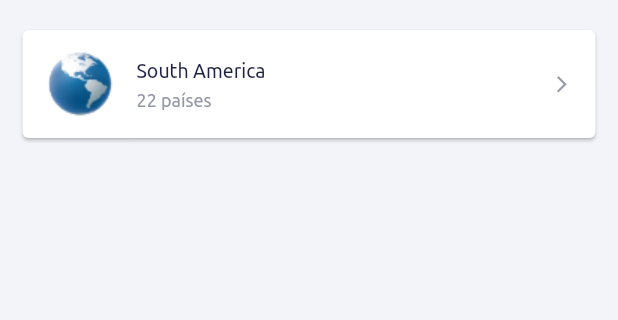
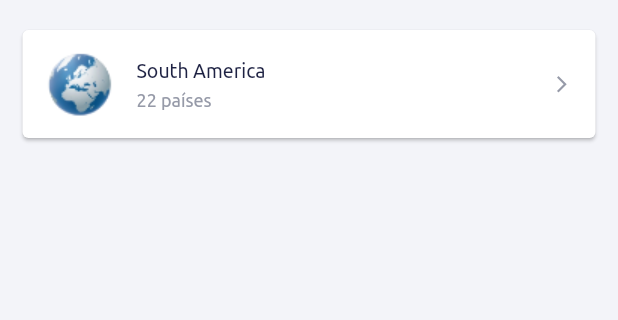
Before and after one commit to ViniciusSaGoncalves/desafio_covid_vinicius, a Flutter app: the screen it shows after launch, on a phone screen of 412 x 824 dp, the part 84-404 px from its top. Run offline on Flutter 3.47's test engine with Material 2 defaults, Android fonts, the phone set to English and light mode, and no system bars; project files that could hold a hidden picture were left out.

Commit message:
Definição da fonte padrao para Ubuntu e classe para guardar os path's das imagens do projeto em um map com uma funçao que retorna a imagem de acordo com o nome do continente que vem da Api para passar no contrutor do widget card dos continentes da home page

```diff
--- a/lib/app/app.dart
+++ b/lib/app/app.dart
@@ -8,9 +8,9 @@ class App extends StatelessWidget {
     return MaterialApp(
       title: 'Flutter Demo',
       theme: ThemeData(
-        primarySwatch: Colors.blue,
-        visualDensity: VisualDensity.adaptivePlatformDensity,
-      ),
+          primarySwatch: Colors.blue,
+          visualDensity: VisualDensity.adaptivePlatformDensity,
+          fontFamily: 'Ubuntu'),
       home: PageHome(title: 'Covid-19'),
     );
   }
--- a/lib/app/pages/PageHome.dart
+++ b/lib/app/pages/PageHome.dart
@@ -1,3 +1,4 @@
+import 'package:desafio_covid_vinicius/app/utils/imgPaths.dart';
 import 'package:flutter/material.dart';
 
 class PageHome extends StatefulWidget {
@@ -9,17 +10,17 @@ class PageHome extends StatefulWidget {
 }
 
 class _PageHomeState extends State<PageHome> {
+  var aux = 'europe';
   @override
   Widget build(BuildContext context) {
     return Scaffold(
       appBar: AppBar(
-        leading: Image(image: AssetImage('lib/app/assets/img/logo.png')),
+        leading: Image(image: AssetImage(ImgPath.getPathImg('logo'))),
         elevation: 0,
         title: Text(
           widget.title,
           style: TextStyle(
             color: Color(0xFF1E2243),
-            fontFamily: 'Ubuntu',
             fontWeight: FontWeight.bold,
             fontSize: 16,
           ),
@@ -32,12 +33,10 @@ class _PageHomeState extends State<PageHome> {
           Card(
             margin: EdgeInsets.only(left: 15, right: 15, top: 20),
             child: ListTile(
-              leading: Image(
-                  image: AssetImage('lib/app/assets/img/southAmerica.png')),
+              leading: Image(image: AssetImage(ImgPath.getPathImg('$aux'))),
               title: Text(
                 'South America',
                 style: TextStyle(
-                    fontFamily: 'Ubuntu',
                     fontSize: 13,
                     fontWeight: FontWeight.w400,
                     color: Color(0xFF1E2243)),
@@ -45,7 +44,6 @@ class _PageHomeState extends State<PageHome> {
               subtitle: Text(
                 '22 países',
                 style: TextStyle(
-                    fontFamily: 'Ubuntu',
                     fontSize: 12,
                     fontWeight: FontWeight.w400,
                     color: Color(0xFF969AA8)),
--- /dev/null
+++ b/lib/app/utils/imgPaths.dart
@@ -0,0 +1,22 @@
+class ImgPath {
+  static final Map<String, String> paths = {
+    'africa': 'lib/app/assets/img/africa.png',
+    'africaG': 'lib/app/assets/img/africa2x.png',
+    'asia': 'lib/app/assets/img/asia.png',
+    'asiaG': 'lib/app/assets/img/asia2x.png',
+    'europe': 'lib/app/assets/img/europe.png',
+    'europeG': 'lib/app/assets/img/europe2x.png',
+    'logo': 'lib/app/assets/img/logo.png',
+    'logoG': 'lib/app/assets/img/logo2x.png',
+    'northAmerica': 'lib/app/assets/img/northAmerica.png',
+    'northAmericaG': 'lib/app/assets/img/northAmerica2x.png',
+    'oceania': 'lib/app/assets/img/oceania.png',
+    'oceaniaG': 'lib/app/assets/img/oceania2x.png',
+    'southAmerica': 'lib/app/assets/img/southAmerica.png',
+    'southAmericaG': 'lib/app/assets/img/southAmerica2x.png'
+  };
+
+  static String getPathImg(String key) {
+    return paths[key];
+  }
+}
```
